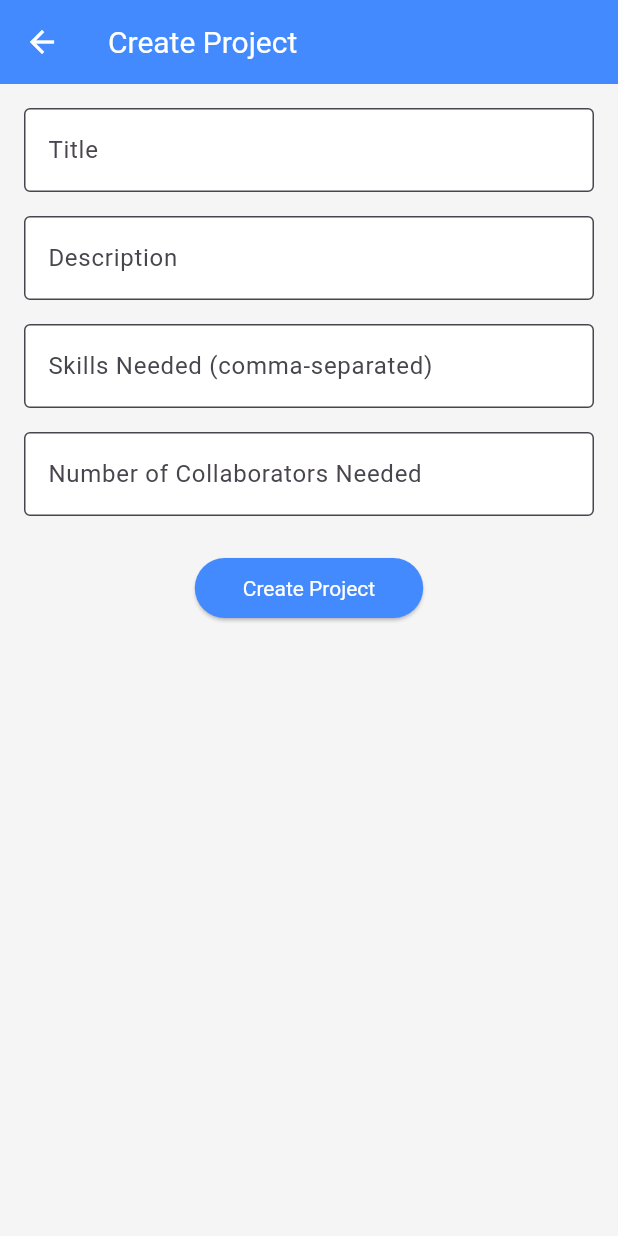
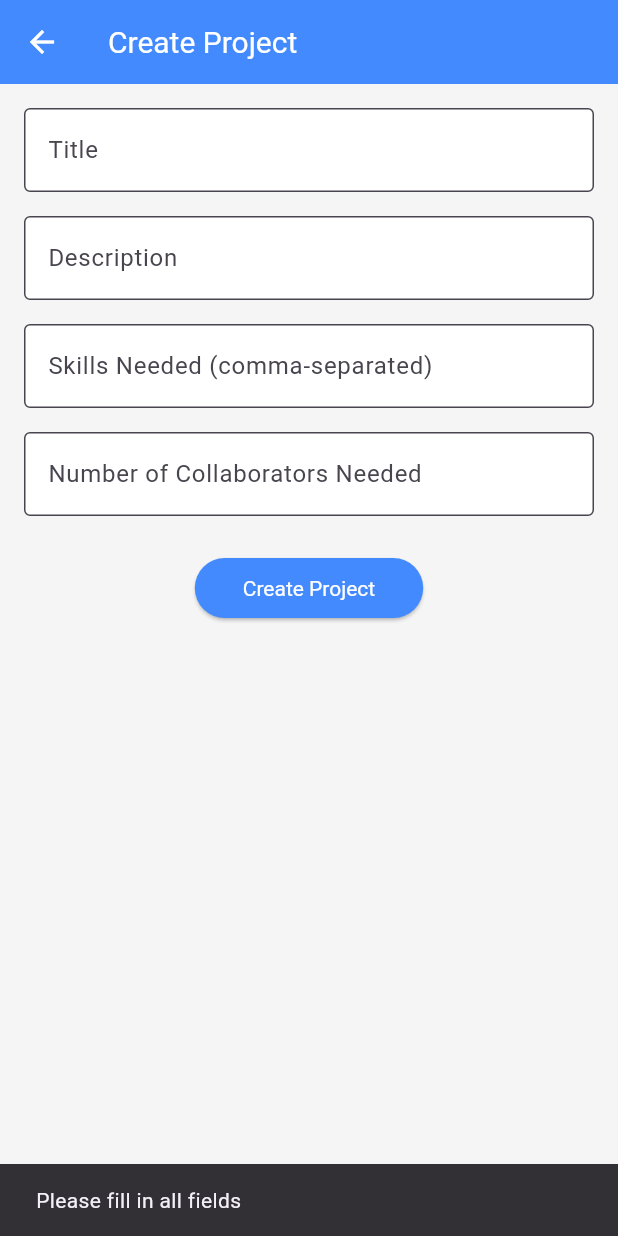
Before and after one commit to MbarekTech/StudentCollabHub-Flatter-App, a Flutter app: the CreateProjectScreen screen opened by its route, after a tap on "Create Project", on a phone screen of 412 x 824 dp. Run offline on Flutter 3.47's test engine with Material 3 defaults, Android fonts, the light colour scheme and no system bars; our stand-ins replace cloud_firestore, firebase_auth, firebase_core; accounts and stored records are empty.

Commit message:
Add loading indicators for async operations

```diff
--- a/lib/screens/create_project_screen.dart
+++ b/lib/screens/create_project_screen.dart
@@ -17,6 +17,7 @@ class _CreateProjectScreenState extends State<CreateProjectScreen> {
   final TextEditingController _descriptionController = TextEditingController();
   final TextEditingController _skillsController = TextEditingController();
   final TextEditingController _collaboratorsController = TextEditingController();
+  bool _isLoading = false; // Added loading state
 
   @override
   void initState() {
@@ -39,6 +40,10 @@ class _CreateProjectScreenState extends State<CreateProjectScreen> {
   }
 
   void _createOrUpdateProject(BuildContext context) async {
+    setState(() {
+      _isLoading = true; // Start loading
+    });
+
     final appState = Provider.of<AppState>(context, listen: false);
     final title = _titleController.text;
     final description = _descriptionController.text;
@@ -62,9 +67,17 @@ class _CreateProjectScreenState extends State<CreateProjectScreen> {
           numberOfCollaboratorsNeeded: collaborators,
         );
       }
+      setState(() {
+        _isLoading = false; // Stop loading
+      });
       Navigator.pop(context, true);
     } else {
-      print("Please fill in all fields");
+      setState(() {
+        _isLoading = false; // Stop loading
+      });
+      ScaffoldMessenger.of(context).showSnackBar(
+        const SnackBar(content: Text('Please fill in all fields')),
+      );
     }
   }
 
@@ -72,7 +85,7 @@ class _CreateProjectScreenState extends State<CreateProjectScreen> {
   Widget build(BuildContext context) {
     return Scaffold(
       appBar: AppBar(
-        title: Text(widget.project == null ? 'Create Project' : 'Edit Project', style: TextStyle(color: Colors.white)),
+        title: Text(widget.project == null ? 'Create Project' : 'Edit Project', style: const TextStyle(color: Colors.white)),
         backgroundColor: Colors.blueAccent,
       ),
       body: Container(
@@ -123,13 +136,15 @@ class _CreateProjectScreenState extends State<CreateProjectScreen> {
                   keyboardType: TextInputType.number,
                 ),
                 const SizedBox(height: 24),
-                ElevatedButton(
+                _isLoading
+                    ? const CircularProgressIndicator() // Show loading indicator
+                    : ElevatedButton(
                   onPressed: () => _createOrUpdateProject(context),
                   style: ElevatedButton.styleFrom(
                     backgroundColor: Colors.blueAccent,
                     padding: const EdgeInsets.symmetric(horizontal: 32, vertical: 12),
                   ),
-                  child: Text(widget.project == null ? 'Create Project' : 'Update Project', style: TextStyle(color: Colors.white)),
+                  child: Text(widget.project == null ? 'Create Project' : 'Update Project', style: const TextStyle(color: Colors.white)),
                 ),
               ],
             ),
--- a/lib/screens/message_screen.dart
+++ b/lib/screens/message_screen.dart
@@ -52,7 +52,7 @@ class _MessageScreenState extends State<MessageScreen> {
                 stream: appState.getMessagesStream(receiverId: widget.receiverId),
                 builder: (context, snapshot) {
                   if (snapshot.connectionState == ConnectionState.waiting) {
-                    return const Center(child: CircularProgressIndicator());
+                    return const Center(child: CircularProgressIndicator()); // Show loading indicator
                   }
 
                   if (!snapshot.hasData || snapshot.data!.docs.isEmpty) {
```
Also changed, not shown: lib/screens/login_screen.dart (+28 -5 lines), lib/screens/project_listing_screen.dart (+14 -2 lines).
